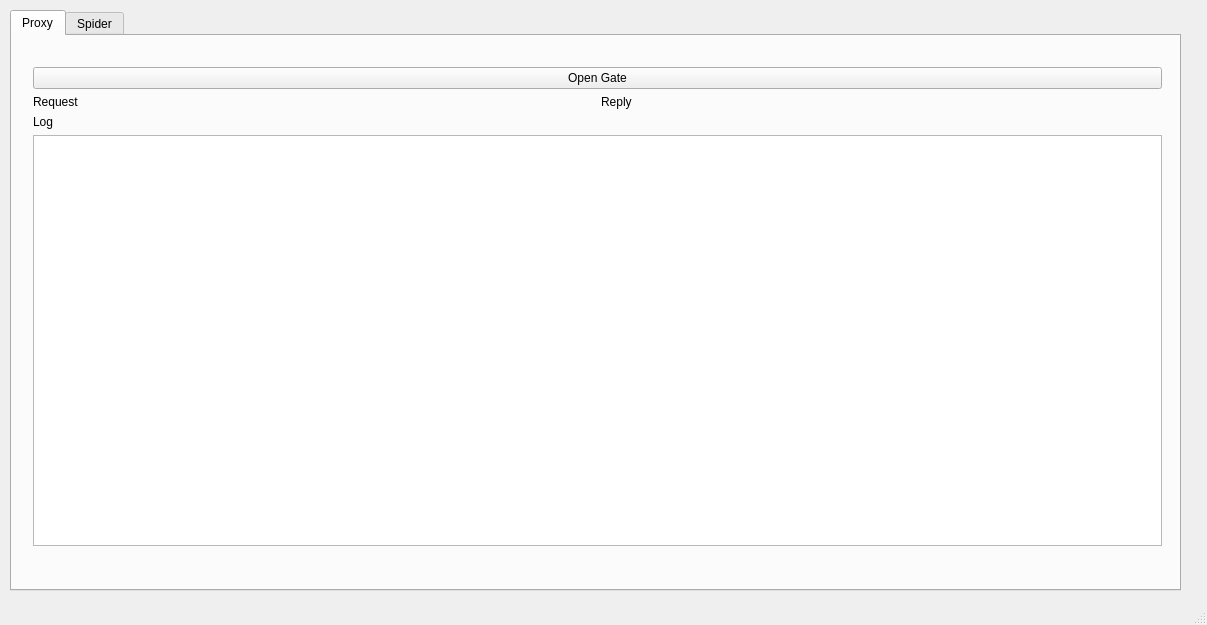
Qt form form/mainwindow.ui (AndreLaranjeira/ProxyGate) before a commit.
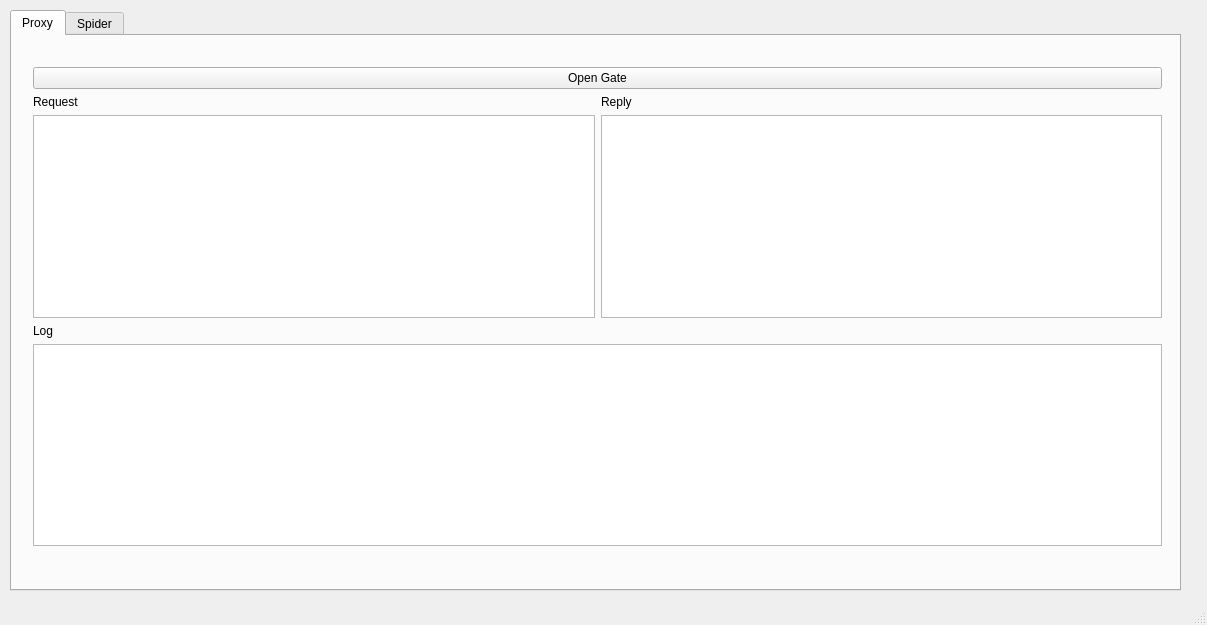
The same form after that commit.

Commit message: Added header textbox and body hexedit support

What changed in the file:
```diff
--- a/form/mainwindow.ui
+++ b/form/mainwindow.ui
@@ -69,6 +69,13 @@
            </property>
           </widget>
          </item>
+         <item>
+          <widget class="QTextBrowser" name="request_headers">
+           <property name="readOnly">
+            <bool>false</bool>
+           </property>
+          </widget>
+         </item>
         </layout>
        </item>
        <item row="12" column="1">
@@ -80,6 +87,13 @@
            </property>
           </widget>
          </item>
+         <item>
+          <widget class="QTextBrowser" name="reply_headers">
+           <property name="readOnly">
+            <bool>false</bool>
+           </property>
+          </widget>
+         </item>
         </layout>
        </item>
        <item row="14" column="0" colspan="2">
```
The commit also changes 6 other files.
